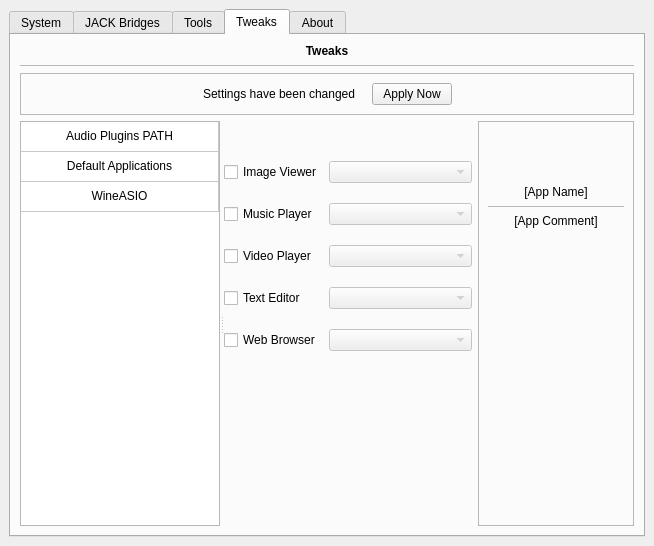
LADI/Cadence, file resources/ui/caleson.ui: the form before one commit.
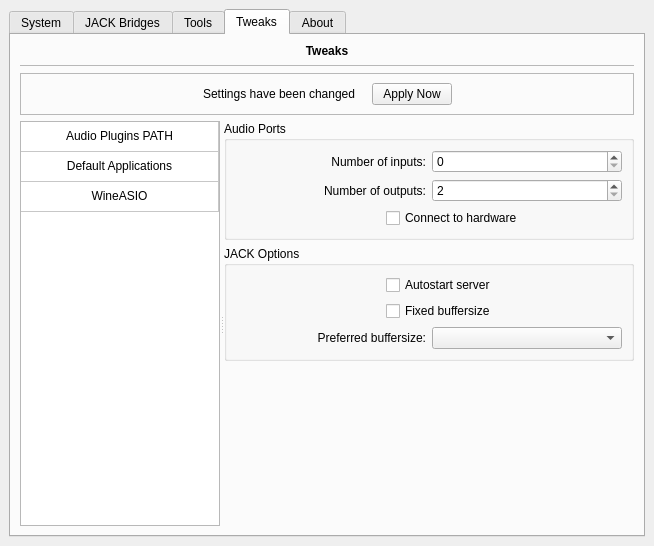
The form after the commit. The open tabs and pages were chosen to show the change. Icons and pictures are not drawn. Custom widgets are drawn as their Qt base class.

Commit message: remove default applications tool

The edit to the form file:
```diff
--- a/resources/ui/caleson.ui
+++ b/resources/ui/caleson.ui
@@ -1816,246 +1816,6 @@
            <property name="currentIndex">
             <number>0</number>
            </property>
-           <widget class="QWidget" name="page_apps">
-            <layout class="QGridLayout" name="gridLayout_7">
-             <property name="leftMargin">
-              <number>0</number>
-             </property>
-             <property name="topMargin">
-              <number>0</number>
-             </property>
-             <property name="rightMargin">
-              <number>0</number>
-             </property>
-             <property name="bottomMargin">
-              <number>0</number>
-             </property>
-             <property name="verticalSpacing">
-              <number>20</number>
-             </property>
-             <item row="1" column="0">
-              <widget class="QCheckBox" name="ch_app_image">
-               <property name="text">
-                <string>Image Viewer</string>
-               </property>
-              </widget>
-             </item>
-             <item row="3" column="1">
-              <widget class="QComboBox" name="cb_app_video">
-               <property name="enabled">
-                <bool>false</bool>
-               </property>
-               <property name="sizePolicy">
-                <sizepolicy hsizetype="Expanding" vsizetype="Fixed">
-                 <horstretch>0</horstretch>
-                 <verstretch>0</verstretch>
-                </sizepolicy>
-               </property>
-              </widget>
-             </item>
-             <item row="4" column="0">
-              <widget class="QCheckBox" name="ch_app_text">
-               <property name="text">
-                <string>Text Editor</string>
-               </property>
-              </widget>
-             </item>
-             <item row="4" column="1">
-              <widget class="QComboBox" name="cb_app_text">
-               <property name="enabled">
-                <bool>false</bool>
-               </property>
-               <property name="sizePolicy">
-                <sizepolicy hsizetype="Expanding" vsizetype="Fixed">
-                 <horstretch>0</horstretch>
-                 <verstretch>0</verstretch>
-                </sizepolicy>
-               </property>
-              </widget>
-             </item>
-             <item row="3" column="0">
-              <widget class="QCheckBox" name="ch_app_video">
-               <property name="text">
-                <string>Video Player</string>
-               </property>
-              </widget>
-             </item>
-             <item row="5" column="1">
-              <widget class="QComboBox" name="cb_app_browser">
-               <property name="enabled">
-                <bool>false</bool>
-               </property>
-               <property name="sizePolicy">
-                <sizepolicy hsizetype="Expanding" vsizetype="Fixed">
-                 <horstretch>0</horstretch>
-                 <verstretch>0</verstretch>
-                </sizepolicy>
-               </property>
-              </widget>
-             </item>
-             <item row="2" column="0">
-              <widget class="QCheckBox" name="ch_app_music">
-               <property name="text">
-                <string>Music Player</string>
-               </property>
-              </widget>
-             </item>
-             <item row="2" column="1">
-              <widget class="QComboBox" name="cb_app_music">
-               <property name="enabled">
-                <bool>false</bool>
-               </property>
-               <property name="sizePolicy">
-                <sizepolicy hsizetype="Expanding" vsizetype="Fixed">
-                 <horstretch>0</horstretch>
-                 <verstretch>0</verstretch>
-                </sizepolicy>
-               </property>
-              </widget>
-             </item>
-             <item row="5" column="0">
-              <widget class="QCheckBox" name="ch_app_browser">
-               <property name="text">
-                <string>Web Browser</string>
-               </property>
-              </widget>
-             </item>
-             <item row="6" column="1">
-              <spacer name="verticalSpacer_8">
-               <property name="orientation">
-                <enum>Qt::Vertical</enum>
-               </property>
-               <property name="sizeHint" stdset="0">
-                <size>
-                 <width>20</width>
-                 <height>114</height>
-                </size>
-               </property>
-              </spacer>
-             </item>
-             <item row="1" column="1">
-              <widget class="QComboBox" name="cb_app_image">
-               <property name="enabled">
-                <bool>false</bool>
-               </property>
-               <property name="sizePolicy">
-                <sizepolicy hsizetype="Expanding" vsizetype="Fixed">
-                 <horstretch>0</horstretch>
-                 <verstretch>0</verstretch>
-                </sizepolicy>
-               </property>
-              </widget>
-             </item>
-             <item row="0" column="1">
-              <spacer name="verticalSpacer_9">
-               <property name="orientation">
-                <enum>Qt::Vertical</enum>
-               </property>
-               <property name="sizeType">
-                <enum>QSizePolicy::Fixed</enum>
-               </property>
-               <property name="sizeHint" stdset="0">
-                <size>
-                 <width>20</width>
-                 <height>20</height>
-                </size>
-               </property>
-              </spacer>
-             </item>
-             <item row="0" column="2" rowspan="7">
-              <widget class="QFrame" name="frame_app">
-               <property name="minimumSize">
-                <size>
-                 <width>156</width>
-                 <height>0</height>
-                </size>
-               </property>
-               <property name="maximumSize">
-                <size>
-                 <width>156</width>
-                 <height>16777215</height>
-                </size>
-               </property>
-               <property name="frameShape">
-                <enum>QFrame::StyledPanel</enum>
-               </property>
-               <property name="frameShadow">
-                <enum>QFrame::Raised</enum>
-               </property>
-               <layout class="QVBoxLayout" name="verticalLayout_16">
-                <item>
-                 <widget class="QLabel" name="ico_app">
-                  <property name="minimumSize">
-                   <size>
-                    <width>48</width>
-                    <height>48</height>
-                   </size>
-                  </property>
-                  <property name="text">
-                   <string/>
-                  </property>
-                  <property name="pixmap">
-                   <pixmap resource="../resources.qrc">:/48x48/exec.png</pixmap>
-                  </property>
-                  <property name="alignment">
-                   <set>Qt::AlignHCenter|Qt::AlignTop</set>
-                  </property>
-                 </widget>
-                </item>
-                <item>
-                 <widget class="QLabel" name="label_app_name">
-                  <property name="text">
-                   <string>[App Name]</string>
-                  </property>
-                  <property name="alignment">
-                   <set>Qt::AlignBottom|Qt::AlignHCenter</set>
-                  </property>
-                 </widget>
-                </item>
-                <item>
-                 <widget class="Line" name="line_3">
-                  <property name="lineWidth">
-                   <number>0</number>
-                  </property>
-                  <property name="midLineWidth">
-                   <number>1</number>
-                  </property>
-                  <property name="orientation">
-                   <enum>Qt::Horizontal</enum>
-                  </property>
-                 </widget>
-                </item>
-                <item>
-                 <widget class="QLabel" name="label_app_comment">
-                  <property name="text">
-                   <string>[App Comment]</string>
-                  </property>
-                  <property name="alignment">
-                   <set>Qt::AlignHCenter|Qt::AlignTop</set>
-                  </property>
-                  <property name="wordWrap">
-                   <bool>true</bool>
-                  </property>
-                 </widget>
-                </item>
-                <item>
-                 <spacer name="verticalSpacer_10">
-                  <property name="orientation">
-                   <enum>Qt::Vertical</enum>
-                  </property>
-                  <property name="sizeHint" stdset="0">
-                   <size>
-                    <width>20</width>
-                    <height>287</height>
-                   </size>
-                  </property>
-                 </spacer>
-                </item>
-               </layout>
-              </widget>
-             </item>
-            </layout>
-           </widget>
            <widget class="QWidget" name="page_wineasio">
             <layout class="QVBoxLayout" name="verticalLayout_17">
              <property name="leftMargin">
```
Left out of the diff: 80 changed lines with no effect on the pictures. The commit also changes 2 other files.
